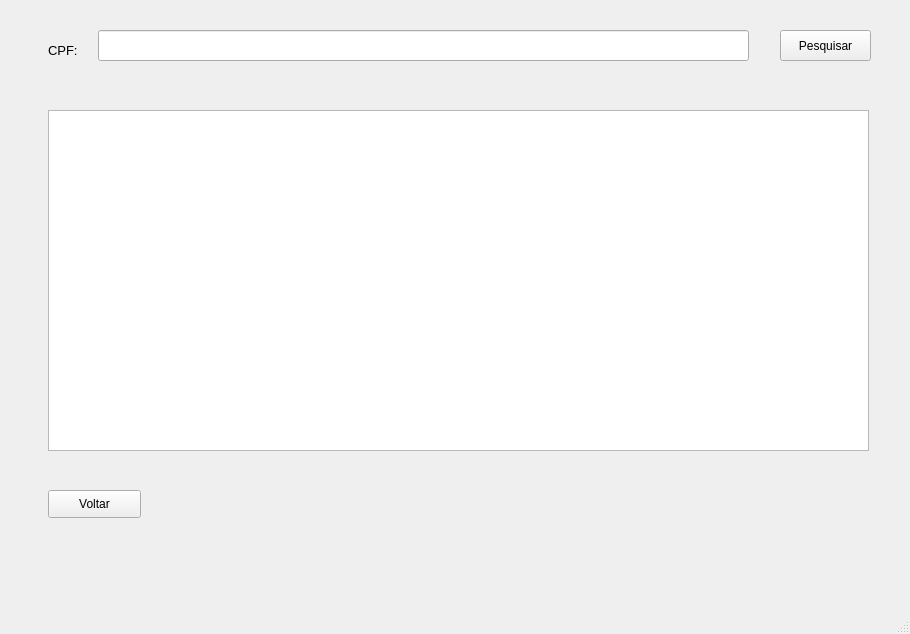
First picture: the form in Front-End/Tela_Historico.ui, repository Bryan-martins/Banco, before the edit.
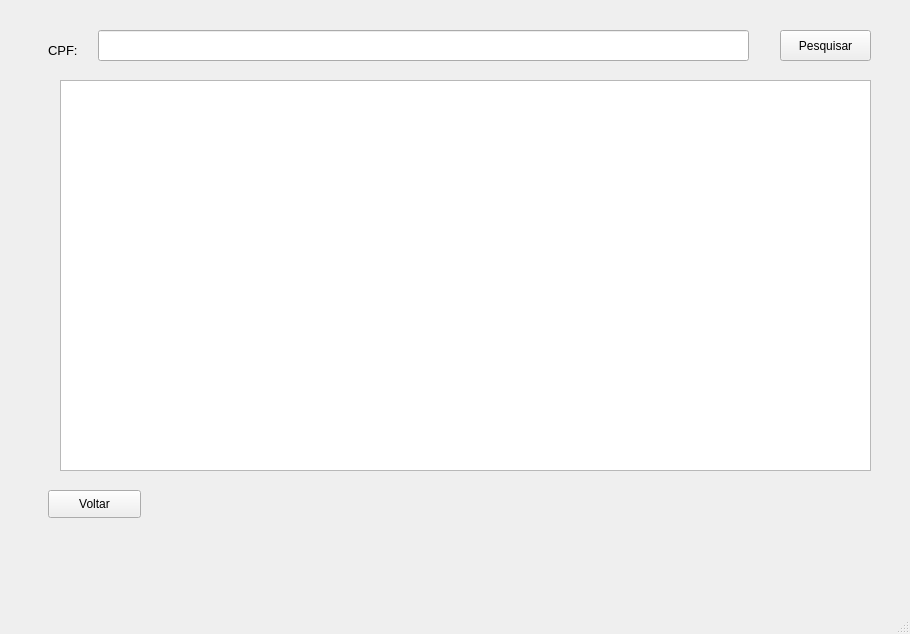
Second picture: the form after the edit.

Commit message: Nova tela de Historico

Diff of the .ui file:
```diff
--- a/Front-End/Tela_Historico.ui
+++ b/Front-End/Tela_Historico.ui
@@ -55,16 +55,6 @@
      <string>Voltar</string>
     </property>
    </widget>
-   <widget class="QTableView" name="tableView">
-    <property name="geometry">
-     <rect>
-      <x>48</x>
-      <y>110</y>
-      <width>821</width>
-      <height>341</height>
-     </rect>
-    </property>
-   </widget>
    <widget class="QPushButton" name="pushButton">
     <property name="geometry">
      <rect>
@@ -78,6 +68,16 @@
      <string>Pesquisar</string>
     </property>
    </widget>
+   <widget class="QTextEdit" name="textEdit">
+    <property name="geometry">
+     <rect>
+      <x>60</x>
+      <y>80</y>
+      <width>811</width>
+      <height>391</height>
+     </rect>
+    </property>
+   </widget>
   </widget>
   <widget class="QMenuBar" name="menubar">
    <property name="geometry">
```
